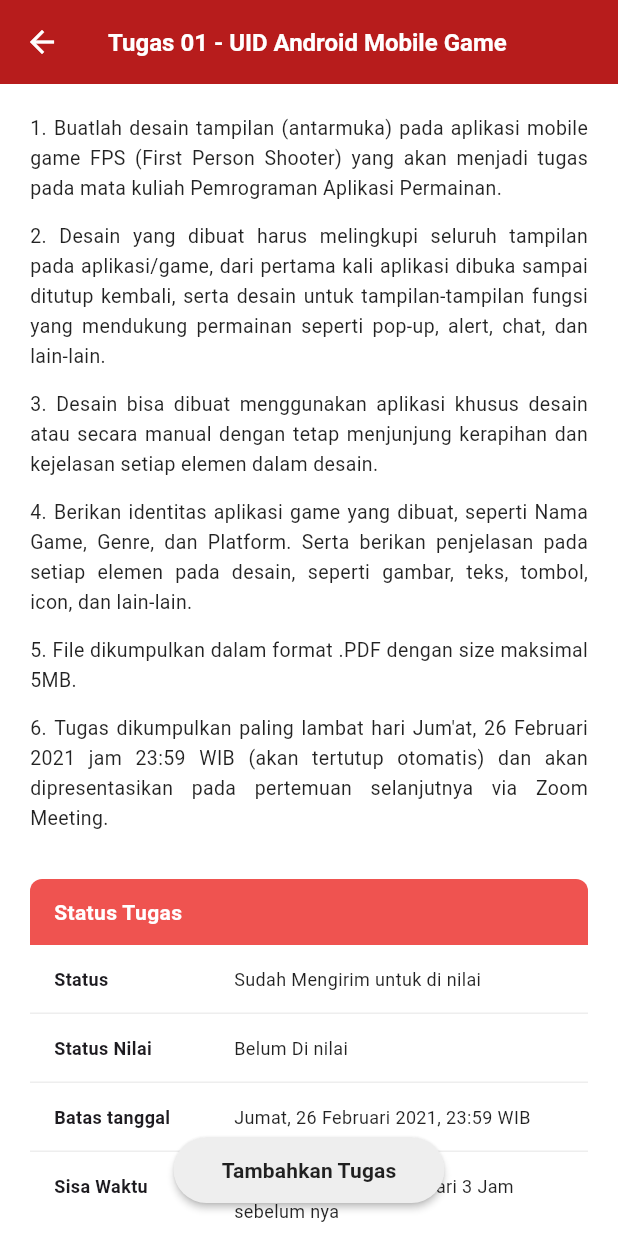
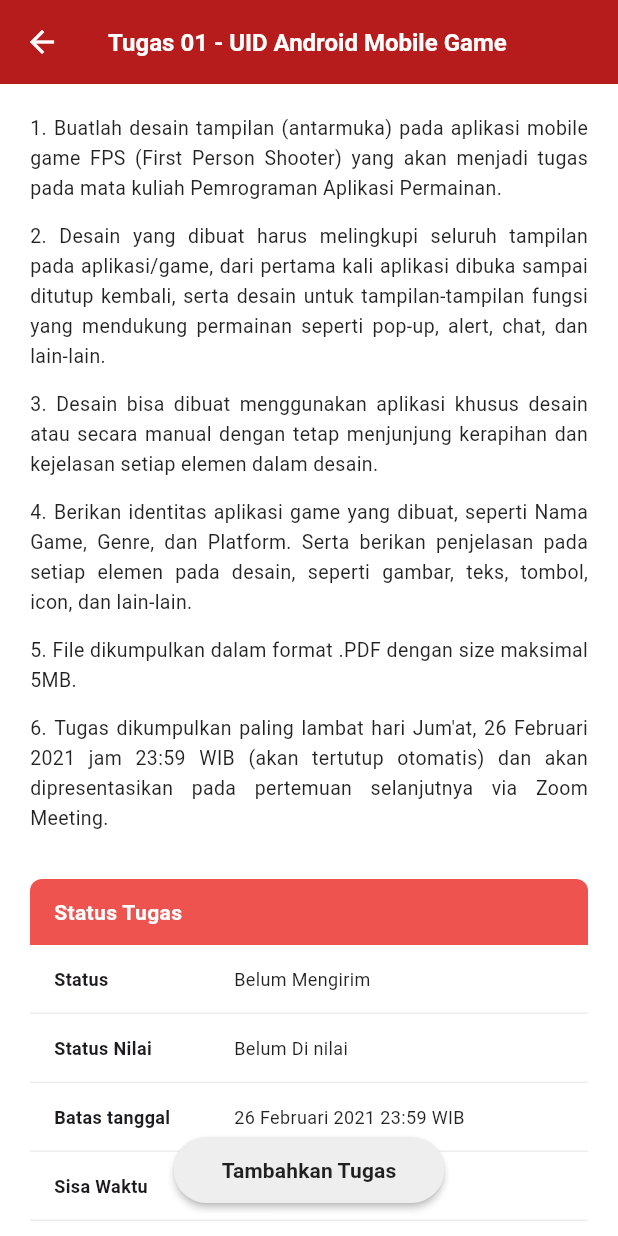
Before and after one commit to mufidaa14/LMS, a Flutter app: the TaskDetailScreen screen opened by its route, on a phone screen of 412 x 824 dp. Run offline on Flutter 3.47's test engine with Material 3 defaults, Android fonts, the phone set to English and light mode, and no system bars; our stand-ins replace video_player; network calls fail.

Commit message:
komit 23 : mengubah tampilan di halaman ppt

```diff
--- a/lib/screens/task_detail_screen.dart
+++ b/lib/screens/task_detail_screen.dart
@@ -6,8 +6,53 @@ class TaskDetailScreen extends StatelessWidget {
 
   @override
   Widget build(BuildContext context) {
-    // In a real app, arguments would be passed here
-    // final args = ModalRoute.of(context)?.settings.arguments;
+    final args = ModalRoute.of(context)?.settings.arguments as Map<String, dynamic>? ?? {};
+    final String title = args['title'] ?? 'Tugas 01 - UID Android Mobile Game';
+    final String deadline = args['deadline'] ?? '26 Februari 2021 23:59 WIB';
+    final bool isDone = args['isDone'] ?? false;
+    final String descFromArgs = args['desc'] ?? '';
+
+    // Hardcoded long description for Tugas 01
+    final Widget tugas01Desc = Column(
+       crossAxisAlignment: CrossAxisAlignment.start,
+       children: const [
+          Text(
+            '1. Buatlah desain tampilan (antarmuka) pada aplikasi mobile game FPS (First Person Shooter) yang akan menjadi tugas pada mata kuliah Pemrograman Aplikasi Permainan.',
+            style: TextStyle(fontSize: 13, height: 1.5, color: Colors.black87),
+            textAlign: TextAlign.justify,
+          ),
+          SizedBox(height: 12),
+          Text(
+            '2. Desain yang dibuat harus melingkupi seluruh tampilan pada aplikasi/game, dari pertama kali aplikasi dibuka sampai ditutup kembali, serta desain untuk tampilan-tampilan fungsi yang mendukung permainan seperti pop-up, alert, chat, dan lain-lain.',
+            style: TextStyle(fontSize: 13, height: 1.5, color: Colors.black87),
+            textAlign: TextAlign.justify,
+          ),
+          SizedBox(height: 12),
+          Text(
+            '3. Desain bisa dibuat menggunakan aplikasi khusus desain atau secara manual dengan tetap menjunjung kerapihan dan kejelasan setiap elemen dalam desain.',
+            style: TextStyle(fontSize: 13, height: 1.5, color: Colors.black87),
+            textAlign: TextAlign.justify,
+          ),
+          SizedBox(height: 12),
+          Text(
+            '4. Berikan identitas aplikasi game yang dibuat, seperti Nama Game, Genre, dan Platform. Serta berikan penjelasan pada setiap elemen pada desain, seperti gambar, teks, tombol, icon, dan lain-lain.',
+            style: TextStyle(fontSize: 13, height: 1.5, color: Colors.black87),
+            textAlign: TextAlign.justify,
+          ),
+          SizedBox(height: 12),
+          Text(
+            '5. File dikumpulkan dalam format .PDF dengan size maksimal 5MB.',
+            style: TextStyle(fontSize: 13, height: 1.5, color: Colors.black87),
+            textAlign: TextAlign.justify,
+          ),
+          SizedBox(height: 12),
+          Text(
+            '6. Tugas dikumpulkan paling lambat hari Jum\'at, 26 Februari 2021 jam 23:59 WIB (akan tertutup otomatis) dan akan dipresentasikan pada pertemuan selanjutnya via Zoom Meeting.',
+            style: TextStyle(fontSize: 13, height: 1.5, color: Colors.black87),
+            textAlign: TextAlign.justify,
+          ),
+       ]
+    );
 
     return Scaffold(
       backgroundColor: Colors.white,
@@ -17,9 +62,10 @@ class TaskDetailScreen extends StatelessWidget {
           icon: const Icon(Icons.arrow_back, color: Colors.white),
           onPressed: () => Navigator.pop(context),
         ),
-        title: const Text(
-          'Tugas 01 - UID Android Mobile Game',
-          style: TextStyle(color: Colors.white, fontSize: 16, fontWeight: FontWeight.bold),
+        title: Text(
+          title,
+          style: const TextStyle(color: Colors.white, fontSize: 16, fontWeight: FontWeight.bold),
+          overflow: TextOverflow.ellipsis,
         ),
       ),
       body: Stack(
@@ -30,40 +76,11 @@ class TaskDetailScreen extends StatelessWidget {
               crossAxisAlignment: CrossAxisAlignment.start,
               children: [
                 // Instructions / Description
-                const Text(
-                  '1. Buatlah desain tampilan (antarmuka) pada aplikasi mobile game FPS (First Person Shooter) yang akan menjadi tugas pada mata kuliah Pemrograman Aplikasi Permainan.',
-                  style: TextStyle(fontSize: 13, height: 1.5, color: Colors.black87),
-                  textAlign: TextAlign.justify,
-                ),
-                const SizedBox(height: 12),
-                const Text(
-                  '2. Desain yang dibuat harus melingkupi seluruh tampilan pada aplikasi/game, dari pertama kali aplikasi dibuka sampai ditutup kembali, serta desain untuk tampilan-tampilan fungsi yang mendukung permainan seperti pop-up, alert, chat, dan lain-lain.',
-                  style: TextStyle(fontSize: 13, height: 1.5, color: Colors.black87),
-                  textAlign: TextAlign.justify,
-                ),
-                const SizedBox(height: 12),
-                const Text(
-                  '3. Desain bisa dibuat menggunakan aplikasi khusus desain atau secara manual dengan tetap menjunjung kerapihan dan kejelasan setiap elemen dalam desain.',
-                  style: TextStyle(fontSize: 13, height: 1.5, color: Colors.black87),
-                  textAlign: TextAlign.justify,
-                ),
-                const SizedBox(height: 12),
-                const Text(
-                  '4. Berikan identitas aplikasi game yang dibuat, seperti Nama Game, Genre, dan Platform. Serta berikan penjelasan pada setiap elemen pada desain, seperti gambar, teks, tombol, icon, dan lain-lain.',
-                  style: TextStyle(fontSize: 13, height: 1.5, color: Colors.black87),
-                  textAlign: TextAlign.justify,
-                ),
-                const SizedBox(height: 12),
-                const Text(
-                  '5. File dikumpulkan dalam format .PDF dengan size maksimal 5MB.',
-                  style: TextStyle(fontSize: 13, height: 1.5, color: Colors.black87),
-                  textAlign: TextAlign.justify,
-                ),
-                const SizedBox(height: 12),
-                const Text(
-                  '6. Tugas dikumpulkan paling lambat hari Jum\'at, 26 Februari 2021 jam 23:59 WIB (akan tertutup otomatis) dan akan dipresentasikan pada pertemuan selanjutnya via Zoom Meeting.',
-                  style: TextStyle(fontSize: 13, height: 1.5, color: Colors.black87),
-                  textAlign: TextAlign.justify,
+                // If specific Tugas 01, show detailed list. Else show arg description
+                title.contains('01 - UID') ? tugas01Desc : Text(
+                  descFromArgs.isNotEmpty ? descFromArgs : 'No Description',
+                  style: const TextStyle(fontSize: 13, height: 1.5, color: Colors.black87),
+                  textAlign: TextAlign.justify
                 ),
 
                 const SizedBox(height: 30),
@@ -95,10 +112,11 @@ class TaskDetailScreen extends StatelessWidget {
                         ),
                         child: Column(
                           children: [
-                             _buildStatusRow('Status', 'Sudah Mengirim untuk di nilai', isFirst: true),
+                             _buildStatusRow('Status', isDone ? 'Sudah Mengirim untuk di nilai' : 'Belum Mengirim', isFirst: true),
                              _buildStatusRow('Status Nilai', 'Belum Di nilai'),
-                             _buildStatusRow('Batas tanggal', 'Jumat, 26 Februari 2021, 23:59 WIB'),
-                             _buildStatusRow('Sisa Waktu', 'Tugas sudah dikirim 4 Hari 3 Jam sebelum nya'),
+                             _buildStatusRow('Batas tanggal', deadline.replaceAll('Tenggat Waktu : ', '')), // Clean string if needed
+                             _buildStatusRow('Sisa Waktu', isDone ? 'Tugas sudah dikirim' : '-'),
+                             if (isDone)
                                _buildStatusRow(
                                  'File Tugas',
                                  'Dandy Candra Pratama_770817394.pdf',
```
Also changed, not shown: lib/screens/class_detail_screen.dart (+26 -2 lines), lib/screens/document_viewer_screen.dart (+138 -157 lines). Lines whose indentation alone changed are shown as unchanged.
